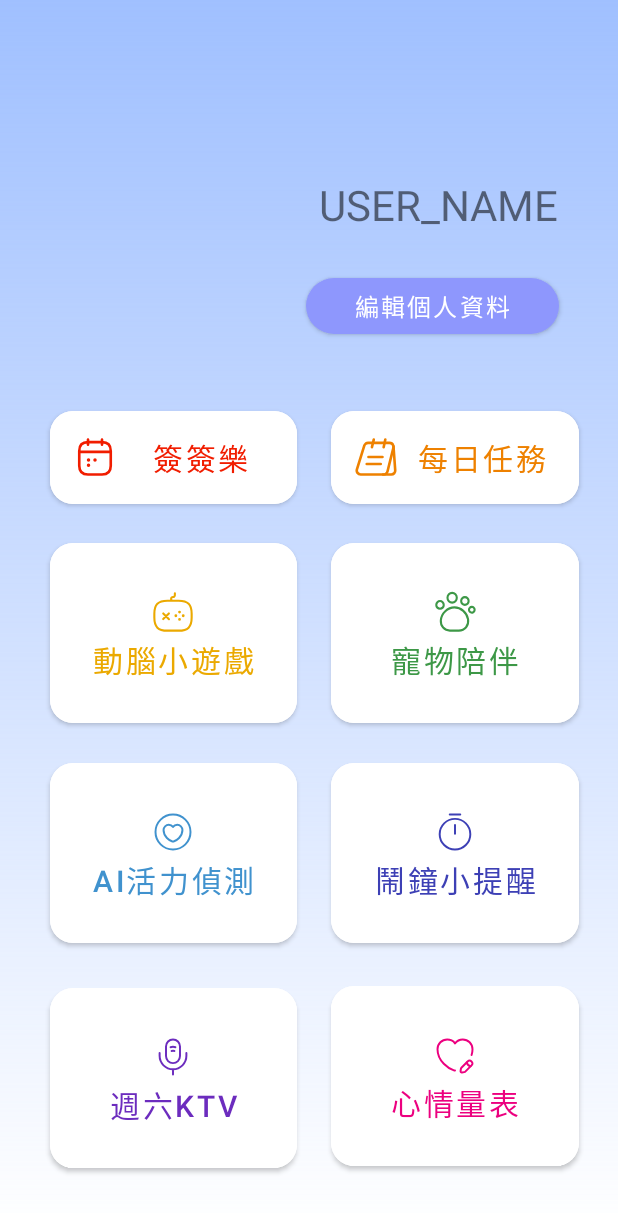
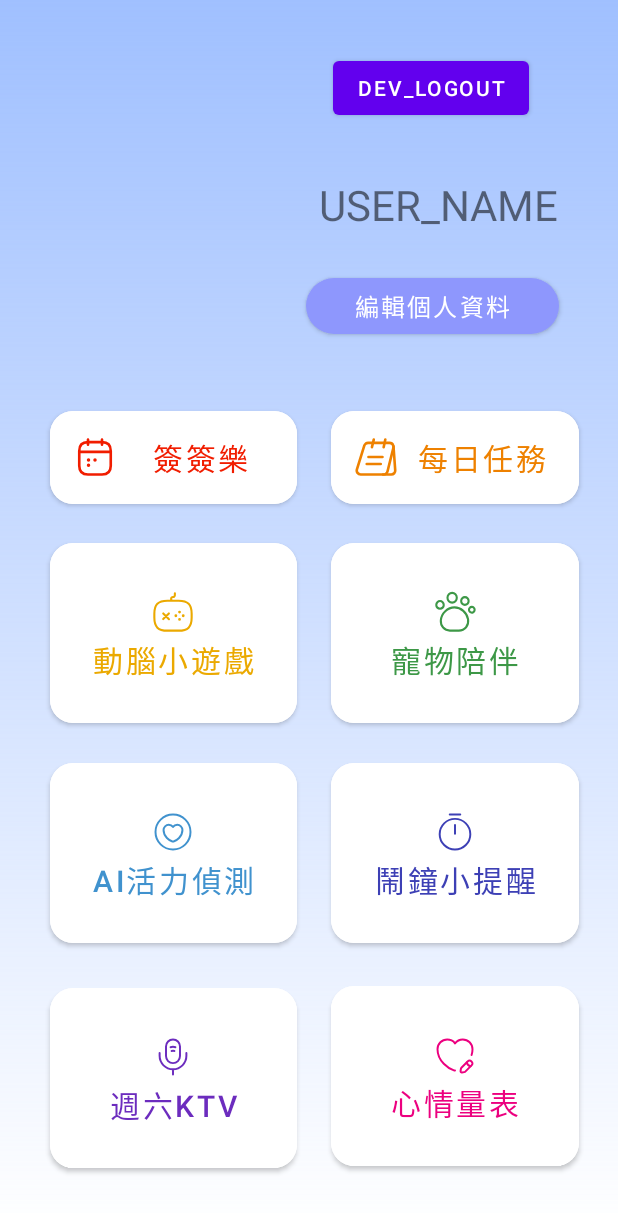
Before and after one commit to silver0416/usrcare, an Android app: the layout fragment_main.xml on its own in the app's theme, with its tools: preview values and no code run, on a phone screen of 412 x 824 dp. Shown: the top 1213 px of the screen. Run offline under Robolectric (Android 15) with nearby library versions, the phone set to English and light mode, and no system bars.

```diff
--- a/app/src/main/res/layout/fragment_main.xml
+++ b/app/src/main/res/layout/fragment_main.xml
@@ -8,6 +8,16 @@
     android:id="@+id/main_page"
     >
 
+    <com.google.android.material.button.MaterialButton
+        android:layout_width="wrap_content"
+        android:layout_height="wrap_content"
+        android:text="dev_logout"
+        android:id="@+id/dev_logout"
+        app:layout_constraintBottom_toTopOf="@+id/materialTextView"
+        app:layout_constraintEnd_toEndOf="parent"
+        app:layout_constraintHorizontal_bias="0.789"
+        app:layout_constraintStart_toStartOf="parent"
+        app:layout_constraintTop_toTopOf="parent" />
 
     <com.google.android.material.textview.MaterialTextView
         android:id="@+id/materialTextView"
--- a/app/src/main/res/values/themes.xml
+++ b/app/src/main/res/values/themes.xml
@@ -10,7 +10,7 @@
         <item name="colorSecondaryVariant">@color/teal_700</item>
         <item name="colorOnSecondary">@color/black</item>
         <!-- Status bar color. -->
-        <item name="android:statusBarColor">@color/white</item>
+        <item name="android:statusBarColor">#A2C1FE</item>
         <!-- Customize your theme here. -->
     </style>
     <style name="Theme.Usrcare.Login" parent="Theme.MaterialComponents.DayNight.NoActionBar">
```
Also changed, not shown: app/src/main/java/com/tku/usrcare/repository/SessionManager.kt (+20 -0 lines), app/src/main/java/com/tku/usrcare/view/LoginActivity.kt (+13 -0 lines), app/src/main/java/com/tku/usrcare/view/MainActivity.kt (+29 -1 lines), app/src/main/java/com/tku/usrcare/view/ui/login/LoginFragment.kt (+10 -2 lines), app/src/main/java/com/tku/usrcare/view/ui/main/MainFragment.kt (+9 -0 lines).
